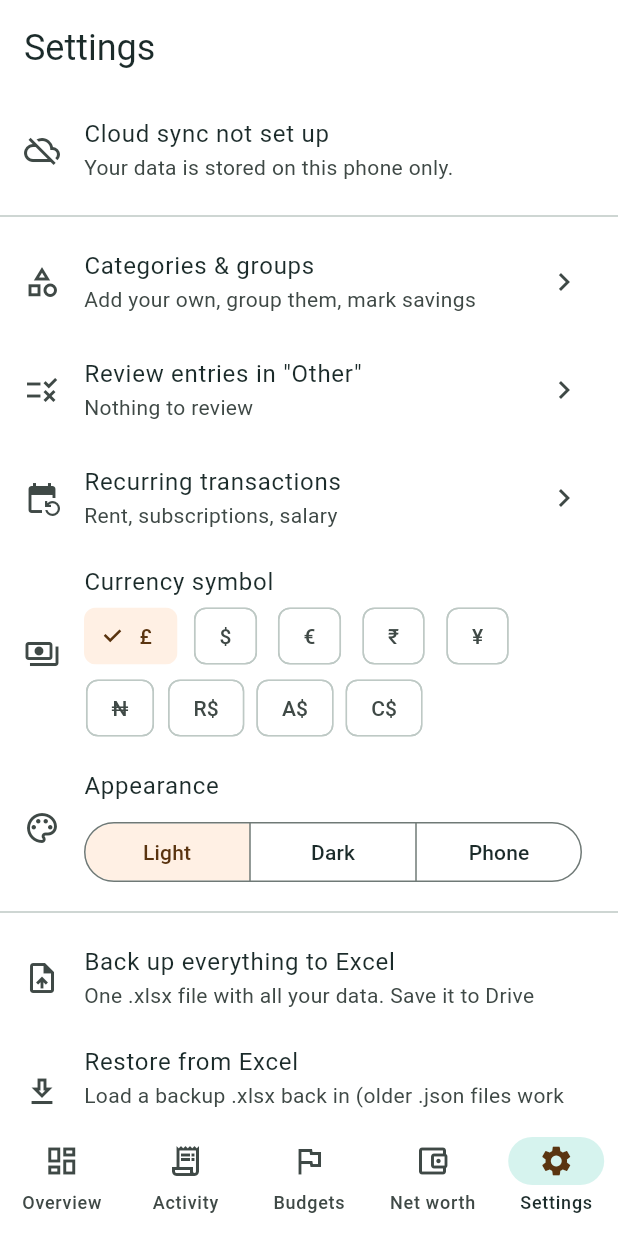
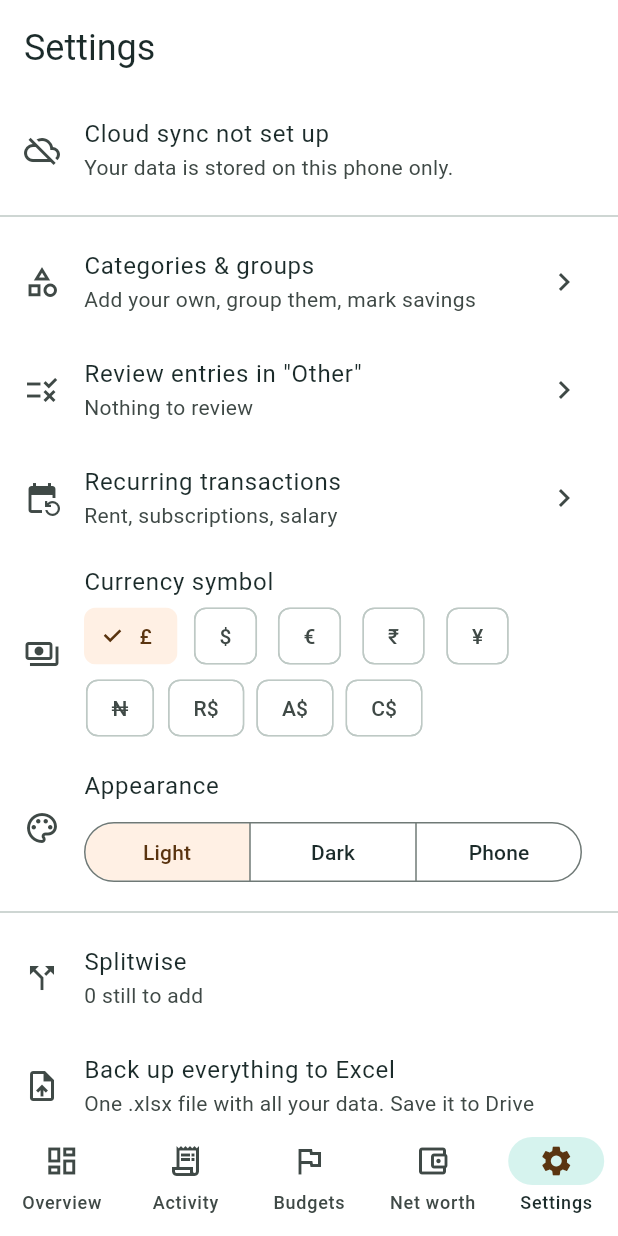
Before and after one commit to tanmaygarg1809/pocket-ledger, a Flutter app: the screen it shows after launch, item 5 of the bottom bar chosen, on a phone screen of 412 x 824 dp. Run offline on Flutter 3.47's test engine with Material 3 defaults, Android fonts, the phone set to English and light mode, and no system bars; our stand-ins replace cloud_firestore, file_picker, firebase_auth, firebase_core, fl_chart, share_plus and 1 more; missing offline and left inert: excel; accounts and stored records are empty.

Commit message:
Splitwise tracking: flag expenses, dashboard, mark done
Co-Authored-By: Claude Sonnet 5.5 <noreply@anthropic.com>
Claude-Session: https://claude.ai/code/session_01SU4m9DnN7A2E2FJQ1TPPQD

```diff
--- a/lib/models.dart
+++ b/lib/models.dart
@@ -115,6 +115,9 @@ class Txn {
   /// Deleted entries are kept as tombstones so deletes sync too.
   final bool deleted;
 
+  /// Splitwise follow-up: 0 = none, 1 = still to split, 2 = done.
+  final int split;
+
   const Txn({
     required this.id,
     required this.type,
@@ -125,9 +128,10 @@ class Txn {
     this.payee = '',
     this.updatedAt = 0,
     this.deleted = false,
+    this.split = 0,
   });
 
-  Txn copyWith({int? updatedAt, bool? deleted, String? category}) => Txn(
+  Txn copyWith({int? updatedAt, bool? deleted, String? category, int? split}) => Txn(
         id: id,
         type: type,
         amount: amount,
@@ -137,6 +141,7 @@ class Txn {
         payee: payee,
         updatedAt: updatedAt ?? this.updatedAt,
         deleted: deleted ?? this.deleted,
+        split: split ?? this.split,
       );
 
   Map<String, dynamic> toJson() => {
@@ -149,6 +154,7 @@ class Txn {
         'payee': payee,
         'u': updatedAt,
         'd': deleted,
+        's': split,
       };
 
   factory Txn.fromJson(Map<String, dynamic> j) => Txn(
@@ -161,6 +167,7 @@ class Txn {
         payee: (j['payee'] as String?) ?? '',
         updatedAt: (j['u'] as num?)?.toInt() ?? 0,
         deleted: j['d'] == true,
+        split: (j['s'] as num?)?.toInt() ?? 0,
       );
 }
 
--- a/lib/screens/add_txn.dart
+++ b/lib/screens/add_txn.dart
@@ -26,6 +26,7 @@ class _AddTxnScreenState extends State<AddTxnScreen> {
   late final TextEditingController _note;
   TextEditingController? _payeeCtrl; // owned by the Autocomplete field
   bool _repeat = false;
+  bool _splitwise = false;
   bool _categoryTouched = false;
 
   TxType get _type => _mode == 1 ? TxType.income : TxType.expense;
@@ -47,6 +48,7 @@ class _AddTxnScreenState extends State<AddTxnScreen> {
     _amount = TextEditingController(
         text: e == null ? '' : e.amount.abs().toStringAsFixed(2));
     _note = TextEditingController(text: e?.note ?? '');
+    _splitwise = (e?.split ?? 0) > 0;
   }
 
   @override
@@ -86,6 +88,9 @@ class _AddTxnScreenState extends State<AddTxnScreen> {
       payee: payee,
       note: _note.text.trim(),
       date: _date,
+      split: (_splitwise && _mode == 0)
+          ? ((widget.existing?.split ?? 0) == 2 ? 2 : 1)
+          : 0,
     ));
     if (_repeat && !_editing && _mode != 2) {
       // Start next month: this month's entry was just added by hand.
@@ -229,6 +234,14 @@ class _AddTxnScreenState extends State<AddTxnScreen> {
               trailing: const Icon(Icons.edit_calendar),
               onTap: _pickDate,
             ),
+            if (_mode == 0)
+              SwitchListTile(
+                contentPadding: EdgeInsets.zero,
+                title: const Text('Split on Splitwise'),
+                subtitle: const Text('Remind me to add it. Track it under Splitwise'),
+                value: _splitwise,
+                onChanged: (v) => setState(() => _splitwise = v),
+              ),
             if (!_editing && _mode != 2)
               SwitchListTile(
                 contentPadding: EdgeInsets.zero,
--- a/lib/screens/settings.dart
+++ b/lib/screens/settings.dart
@@ -10,6 +10,7 @@ import 'package:share_plus/share_plus.dart';
 
 import '../cloud.dart';
 import '../excel_backup.dart';
+import 'splitwise.dart';
 import '../store.dart';
 import 'auth.dart';
 import 'categories.dart';
@@ -252,6 +253,13 @@ class SettingsScreen extends StatelessWidget {
             ),
             const Divider(),
             ListTile(
+              leading: const Icon(Icons.call_split),
+              title: const Text('Splitwise'),
+              subtitle: Text('${store.splitTxns(1).length} still to add'),
+              onTap: () => Navigator.of(context).push(MaterialPageRoute(
+                  builder: (_) => SplitwiseScreen(store: store))),
+            ),
+            ListTile(
               leading: const Icon(Icons.upload_file_outlined),
               title: const Text('Back up everything to Excel'),
               subtitle: const Text('One .xlsx file with all your data. Save it to Drive'),
--- a/lib/store.dart
+++ b/lib/store.dart
@@ -404,6 +404,16 @@ class AppStore extends ChangeNotifier {
   bool get canShiftYearNext => year < DateTime.now().year;
 
   // ------------------------------------------------------------ transactions
+  /// Expenses flagged for Splitwise. [state] 1 = still to split, 2 = done.
+  List<Txn> splitTxns(int state) =>
+      _txns.where((t) => !t.deleted && t.split == state).toList();
+
+  Future<void> setSplit(String id, int state) {
+    final i = _txns.indexWhere((e) => e.id == id);
+    if (i < 0) return Future.value();
+    return upsert(_txns[i].copyWith(split: state));
+  }
+
   Future<void> upsert(Txn t) {
     final stamped = t.copyWith(updatedAt: _now, deleted: false);
     final i = _txns.indexWhere((e) => e.id == stamped.id);
```
Also changed, not shown: lib/screens/overview.dart (+15 -0 lines), lib/screens/splitwise.dart (added, +99 -0 lines).
